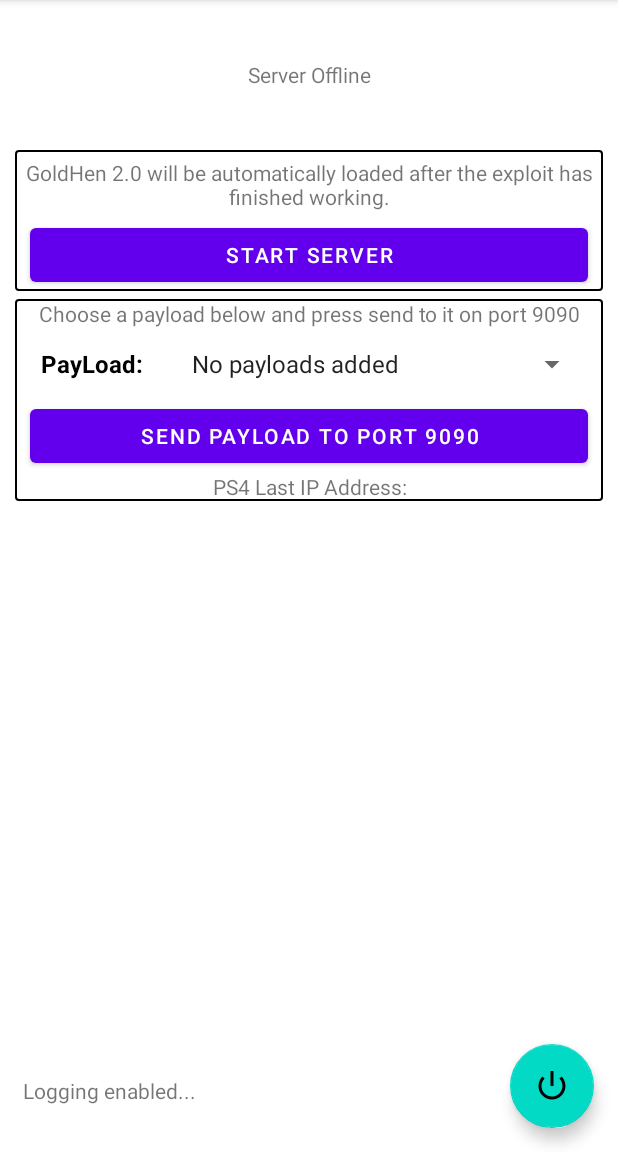
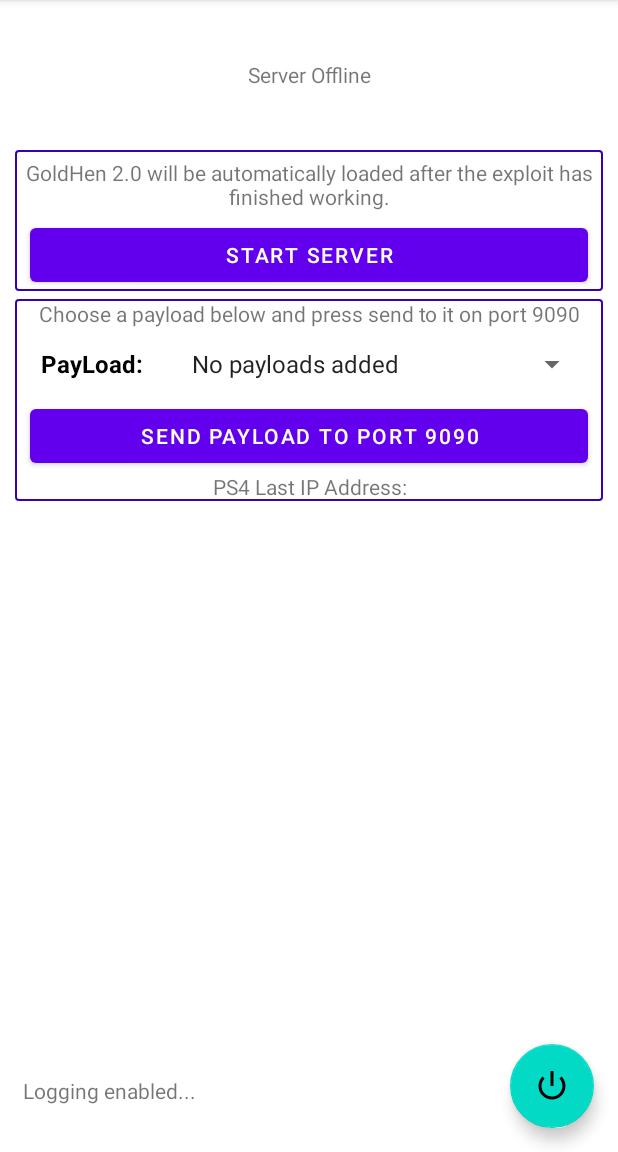
Before and after one commit to rareranger/ps4jbandroid, an Android app: the screen it shows after launch (MainActivity), on a phone screen of 412 x 824 dp, the part 84-1236 px from its top. Run offline under Robolectric (Android 15) with nearby library versions, the phone set to English and light mode, and no system bars; libraries missing offline, so code that uses them is left out: fi.iki.elonen.

Commit message:
Fix colors for dark mode compatibility

```diff
--- a/app/src/main/res/drawable/border.xml
+++ b/app/src/main/res/drawable/border.xml
@@ -4,13 +4,13 @@
 
     <!-- View background color -->
     <solid
-        android:color="@color/white" >
+        android:color="@color/design_default_color_background" >
     </solid>
 
     <!-- View border color and width -->
     <stroke
         android:width="1dp"
-        android:color="@color/black" >
+        android:color="@color/design_default_color_primary_dark" >
     </stroke>
 
     <!-- The radius makes the corners rounded -->
--- a/app/src/main/res/layout/content_main.xml
+++ b/app/src/main/res/layout/content_main.xml
@@ -82,7 +82,7 @@
                     android:layout_weight="1"
                     android:gravity="center"
                     android:text="PayLoad:"
-                    android:textColor="#000000"
+                    android:textColor="@android:color/primary_text_light"
                     android:textSize="16sp"
                     android:textStyle="bold" />
 
```
